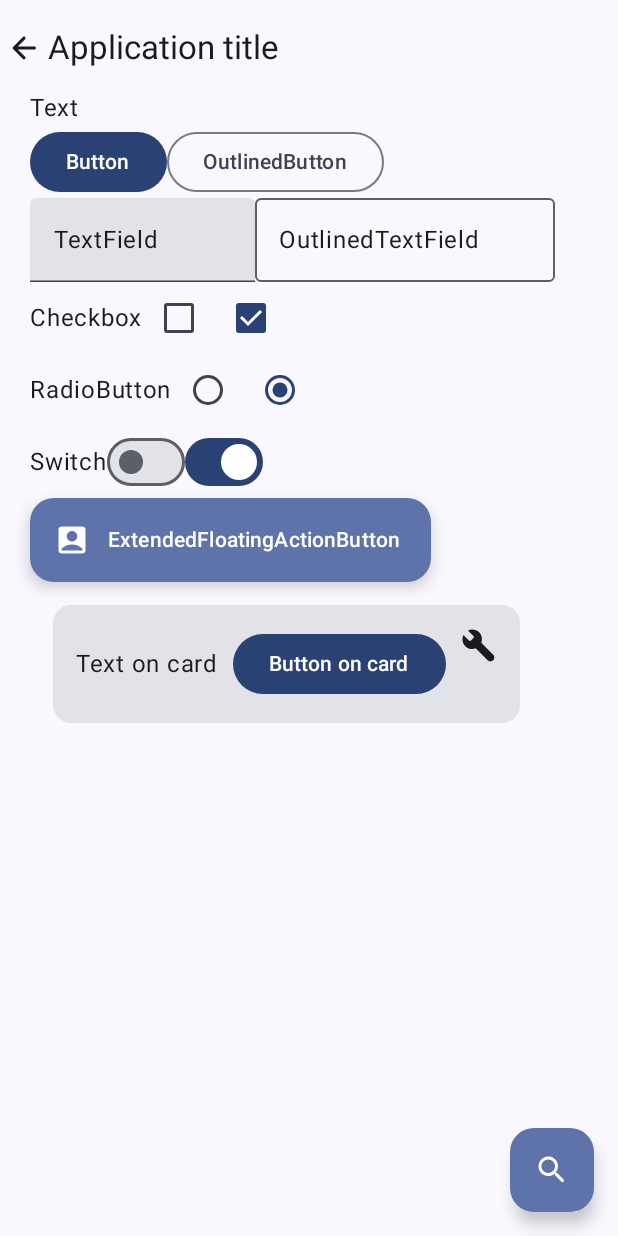
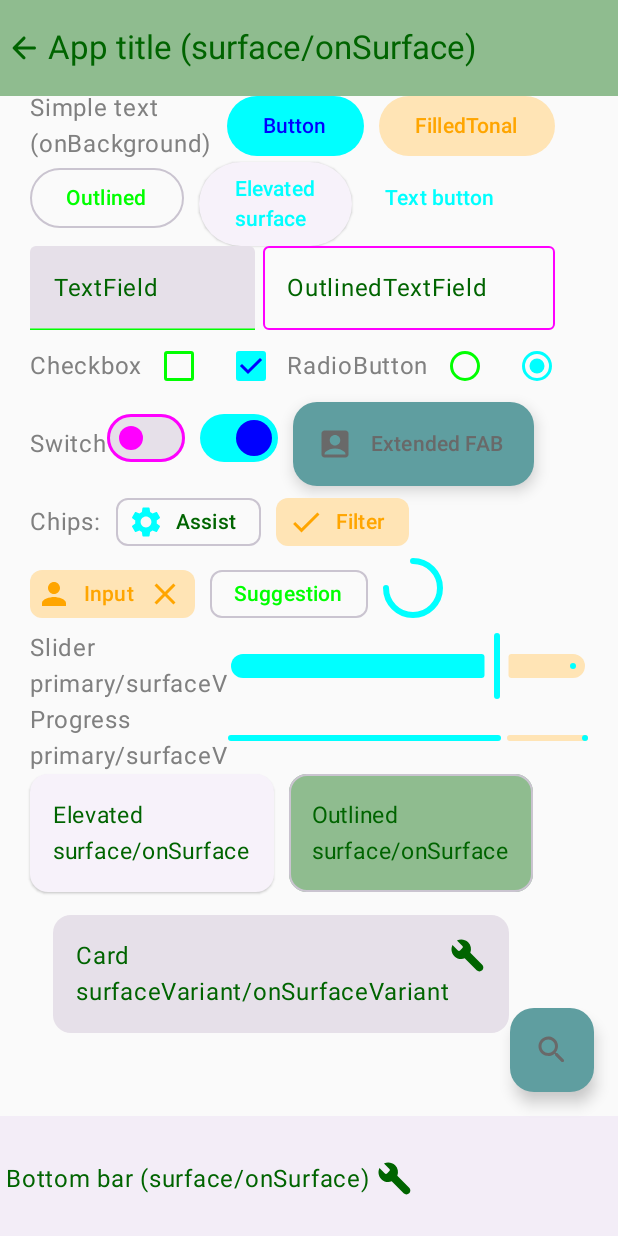
Before and after one commit to SerjePerm/Compose_Colors, an Android app built with Jetpack Compose: the screen it shows after launch (MainActivity), on a phone screen of 412 x 824 dp. Run offline under Robolectric (Android 15) with nearby library versions, the phone set to English and light mode, and no system bars.

Commit message:
22.11.2023

```diff
--- a/app/src/main/java/com/example/composecolors/MainActivity.kt
+++ b/app/src/main/java/com/example/composecolors/MainActivity.kt
@@ -4,36 +4,58 @@ import android.annotation.SuppressLint
 import android.os.Bundle
 import androidx.activity.ComponentActivity
 import androidx.activity.compose.setContent
-import androidx.compose.foundation.layout.Arrangement
 import androidx.compose.foundation.layout.Column
 import androidx.compose.foundation.layout.Row
-import androidx.compose.foundation.layout.fillMaxWidth
+import androidx.compose.foundation.layout.height
 import androidx.compose.foundation.layout.padding
+import androidx.compose.foundation.layout.size
 import androidx.compose.foundation.layout.width
 import androidx.compose.material.icons.Icons
+import androidx.compose.material.icons.filled.Close
+import androidx.compose.material.icons.filled.Done
+import androidx.compose.material.icons.filled.Person
+import androidx.compose.material.icons.filled.Settings
 import androidx.compose.material.icons.rounded.AccountBox
 import androidx.compose.material.icons.rounded.ArrowBack
 import androidx.compose.material.icons.rounded.Build
 import androidx.compose.material.icons.rounded.Search
+import androidx.compose.material3.AssistChip
+import androidx.compose.material3.BottomAppBar
 import androidx.compose.material3.Button
 import androidx.compose.material3.Card
 import androidx.compose.material3.Checkbox
+import androidx.compose.material3.CircularProgressIndicator
+import androidx.compose.material3.ElevatedButton
+import androidx.compose.material3.ElevatedCard
 import androidx.compose.material3.ExperimentalMaterial3Api
 import androidx.compose.material3.ExtendedFloatingActionButton
+import androidx.compose.material3.FilledTonalButton
+import androidx.compose.material3.FilterChip
 import androidx.compose.material3.FloatingActionButton
 import androidx.compose.material3.Icon
+import androidx.compose.material3.InputChip
+import androidx.compose.material3.LinearProgressIndicator
 import androidx.compose.material3.OutlinedButton
+import androidx.compose.material3.OutlinedCard
 import androidx.compose.material3.OutlinedTextField
 import androidx.compose.material3.RadioButton
 import androidx.compose.material3.Scaffold
+import androidx.compose.material3.Slider
+import androidx.compose.material3.SuggestionChip
 import androidx.compose.material3.Switch
 import androidx.compose.material3.Text
+import androidx.compose.material3.TextButton
 import androidx.compose.material3.TextField
 import androidx.compose.material3.TopAppBar
 import androidx.compose.runtime.Composable
+import androidx.compose.runtime.getValue
+import androidx.compose.runtime.mutableStateOf
+import androidx.compose.runtime.remember
+import androidx.compose.runtime.setValue
 import androidx.compose.ui.Alignment
 import androidx.compose.ui.Modifier
 import androidx.compose.ui.unit.dp
+import androidx.compose.ui.unit.sp
 import com.example.composecolors.ui.theme.ComposeColorsTheme
 
 class MainActivity : ComponentActivity() {
@@ -52,29 +74,39 @@ fun ShowMainScreen() {
     ComposeColorsTheme {
         Scaffold(
             topBar = { TopAppBar(
-                title = { Text("Application title") },
+                title = { Text("App title (surface/onSurface)") },
                 navigationIcon = {Icon(Icons.Rounded.ArrowBack, null)})
                      },
             floatingActionButton = {
                 FloatingActionButton(onClick = {}) { Icon(Icons.Rounded.Search, null) }
-            }
+            },
+            bottomBar = { BottomAppBar {
+                Text("Bottom bar (surface/onSurface) ")
+                Icon(Icons.Rounded.Build, null)
+            }}
         ) {
+            //vars
+            var sliderPosition by remember { mutableStateOf(0.75f) }
+            //
             Column(modifier = Modifier.padding(vertical = 60.dp, horizontal = 20.dp)) {
-                Text("Text")
                 Row{
-                    Button(onClick = {}){ Text("Button") }
-                    OutlinedButton(onClick = {}) {Text("OutlinedButton") }
+                    Text("Simple text\n(onBackground)", Modifier.align(alignment = Alignment.CenterVertically))
+                    Button(onClick = {}, modifier = Modifier.padding(horizontal = 10.dp)) { Text("Button") }
+                    FilledTonalButton(onClick = {}) { Text("FilledTonal") }
+                }
+                Row{
+                    OutlinedButton(onClick = {}) { Text("Outlined") }
+                    ElevatedButton(onClick = {}, modifier = Modifier.padding(horizontal = 10.dp)) { Text("Elevated\nsurface") }
+                    TextButton(onClick = {}) { Text("Text button") }
                 }
                 Row{
                     TextField(value = "TextField", onValueChange = {}, Modifier.width(150.dp))
-                    OutlinedTextField(value = "OutlinedTextField", onValueChange = {}, Modifier.width(200.dp))
+                    OutlinedTextField(value = "OutlinedTextField", onValueChange = {}, Modifier.width(200.dp).padding(start = 5.dp))
                 }
                 Row{
                     Text("Checkbox", Modifier.align(alignment = Alignment.CenterVertically))
                     Checkbox(checked = false, onCheckedChange = {})
                     Checkbox(checked = true, onCheckedChange = {})
-                }
-                Row{
                     Text("RadioButton", Modifier.align(alignment = Alignment.CenterVertically))
                     RadioButton(selected = false, onClick = {})
                     RadioButton(selected = true, onClick = {})
@@ -82,22 +114,73 @@ fun ShowMainScreen() {
                 Row{
                     Text("Switch", Modifier.align(alignment = Alignment.CenterVertically))
                     Switch(checked = false, onCheckedChange = {})
-                    Switch(checked = true, onCheckedChange = {})
+                    Switch(checked = true, onCheckedChange = {}, modifier = Modifier.padding(horizontal = 10.dp))
+                    ExtendedFloatingActionButton(
+                        icon = { Icon(Icons.Rounded.AccountBox, null) },
+                        text = { Text("Extended FAB") },
+                        onClick = {}
+                    )
                 }
-                ExtendedFloatingActionButton(
-                    icon = { Icon(Icons.Rounded.AccountBox, null) },
-                    text = { Text("ExtendedFloatingActionButton") },
-                    onClick = {}
-                )
+                Row {
+                    Text("Chips:", Modifier.align(alignment = Alignment.CenterVertically))
+                    AssistChip(
+                        modifier = Modifier.padding(horizontal = 10.dp),
+                        onClick = {},
+                        label = { Text("Assist") },
+                        leadingIcon = { Icon(Icons.Filled.Settings, null) }
+                    )
+                    var selected by remember { mutableStateOf(true) }
+                    FilterChip(
+                        onClick = { selected = !selected },
+                        label = { Text("Filter") },
+                        selected = selected,
+                        leadingIcon =
+                            if (selected) { { Icon(imageVector = Icons.Filled.Done, null) } }
+                            else { null }
+                        )
+                }
+                Row{
+                    InputChip(
+                        onClick = {},
+                        label = { Text("Input") },
+                        selected = true,
+                        avatar = { Icon(Icons.Filled.Person, null) },
+                        trailingIcon = { Icon(Icons.Default.Close, null) },
+                    )
+                    SuggestionChip(
+                        modifier = Modifier.padding(horizontal = 10.dp),
+                        onClick = {},
+                        label = { Text("Suggestion") }
+                    )
+                    CircularProgressIndicator(progress = sliderPosition)
+                }
+                Row{
+                    Text("Slider\nprimary/surfaceV", Modifier.align(alignment = Alignment.CenterVertically))
+                    Slider(value = sliderPosition, onValueChange = { sliderPosition = it})
+                }
+                Row{
+                    Text("Progress\nprimary/surfaceV", Modifier.align(alignment = Alignment.CenterVertically))
+                    LinearProgressIndicator(progress = sliderPosition, Modifier.align(alignment = Alignment.CenterVertically))
+                }
+                Row{
+                    ElevatedCard {
+                        Row(Modifier.padding(15.dp)){
+                            Text("Elevated\nsurface/onSurface", Modifier.align(alignment = Alignment.CenterVertically), fontSize = 15.sp)
+                        }
+                    }
+                    OutlinedCard(Modifier.padding(start = 10.dp)) {
+                        Row(Modifier.padding(15.dp)){
+                            Text("Outlined\nsurface/onSurface", Modifier.align(alignment = Alignment.CenterVertically), fontSize = 15.sp)
+                        }
+                    }
+                }
                 Card(Modifier.padding(15.dp)) {
                     Row(Modifier.padding(15.dp)){
-                        Text("Text on card", Modifier.align(alignment = Alignment.CenterVertically))
-                        Button(onClick = {}, Modifier.padding(horizontal = 10.dp)){ Text("Button on card") }
+                        Text("Card\nsurfaceVariant/onSurfaceVariant", Modifier.align(alignment = Alignment.CenterVertically))
                         Icon(Icons.Rounded.Build, null)
                     }
                 }
             }
-
         }
     }
 }
--- a/app/src/main/java/com/example/composecolors/ui/theme/Theme.kt
+++ b/app/src/main/java/com/example/composecolors/ui/theme/Theme.kt
@@ -10,6 +10,7 @@ import androidx.compose.material3.dynamicLightColorScheme
 import androidx.compose.material3.lightColorScheme
 import androidx.compose.runtime.Composable
 import androidx.compose.runtime.SideEffect
+import androidx.compose.ui.graphics.Color
 import androidx.compose.ui.graphics.toArgb
 import androidx.compose.ui.platform.LocalContext
 import androidx.compose.ui.platform.LocalView
@@ -22,26 +23,72 @@ private val DarkColorScheme = darkColorScheme(
 )
 
 private val LightColorScheme = lightColorScheme(
-    primary = Purple40,
-    secondary = PurpleGrey40,
-    tertiary = Pink40
+    primary = Color(0xFF00FFFF),
+    onPrimary = Color(0xFF0000FF),
+    primaryContainer = Color(0xFF5F9EA0),
+    onPrimaryContainer = Color(0xFF696969),
 
-    /* Other default colors to override
-    background = Color(0xFFFFFBFE),
-    surface = Color(0xFFFFFBFE),
+    secondary = Color(0xFFFF0000), //not used?
+    onSecondary = Color(0xFFFF0000), //not used?
+    secondaryContainer = Color(0xFFFFE4B5),
+    onSecondaryContainer = Color(0xFFFFA500),
+
+    tertiary = Color(0xFFFF0000), //not used?
+    onTertiary = Color(0xFFFF0000), //not used?
+    tertiaryContainer = Color(0xFFFF0000), //not used?
+    onTertiaryContainer = Color(0xFFFF0000), //not used?
+
+    error = Color(0xFFFF0000),
+    onError = Color(0xFFFF0000),
+    errorContainer = Color(0xFFFF0000),
+    onErrorContainer = Color(0xFFFF0000),
+
+    surface = Color(0xFF8FBC8F),
+    onSurface = Color(0xFF006400),
+    surfaceVariant = Color(0xFF808000),
+    onSurfaceVariant = Color(0xFF00FF00),
+
+    background = Color(0xFFFAFAFA),
+    onBackground = Color(0xFF808080),
+    outline = Color(0xFFFF00FF),
+)
+
+/* Default colors to override
+    primary = Color.White,
     onPrimary = Color.White,
+    primaryContainer = Color.White,
+    onPrimaryContainer = Color.White,
+    //
+    secondary = Color.White,
     onSecondary = Color.White,
+    secondaryContainer = Color.White,
+    onSecondaryContainer = Color.White,
+    //
+    tertiary = Color.White,
     onTertiary = Color.White,
-    onBackground = Color(0xFF1C1B1F),
-    onSurface = Color(0xFF1C1B1F),
-    */
-)
+    tertiaryContainer = Color.White,
+    onTertiaryContainer = Color.White,
+    //
+    error = Color.White,
+    onError = Color.White,
+    errorContainer = Color.White,
+    onErrorContainer = Color.White,
+    //
+    surface = Color.White,
+    onSurface = Color.White,
+    surfaceVariant = Color.White,
+    onSurfaceVariant = Color.White,
+    //
+    background = Color.White,
+    onBackground = Color.White,
+    outline = Color.White,
+*/
 
 @Composable
 fun ComposeColorsTheme(
     darkTheme: Boolean = isSystemInDarkTheme(),
     // Dynamic color is available on Android 12+
-    dynamicColor: Boolean = true,
+    dynamicColor: Boolean = false,
     content: @Composable () -> Unit
 ) {
     val colorScheme = when {
```
